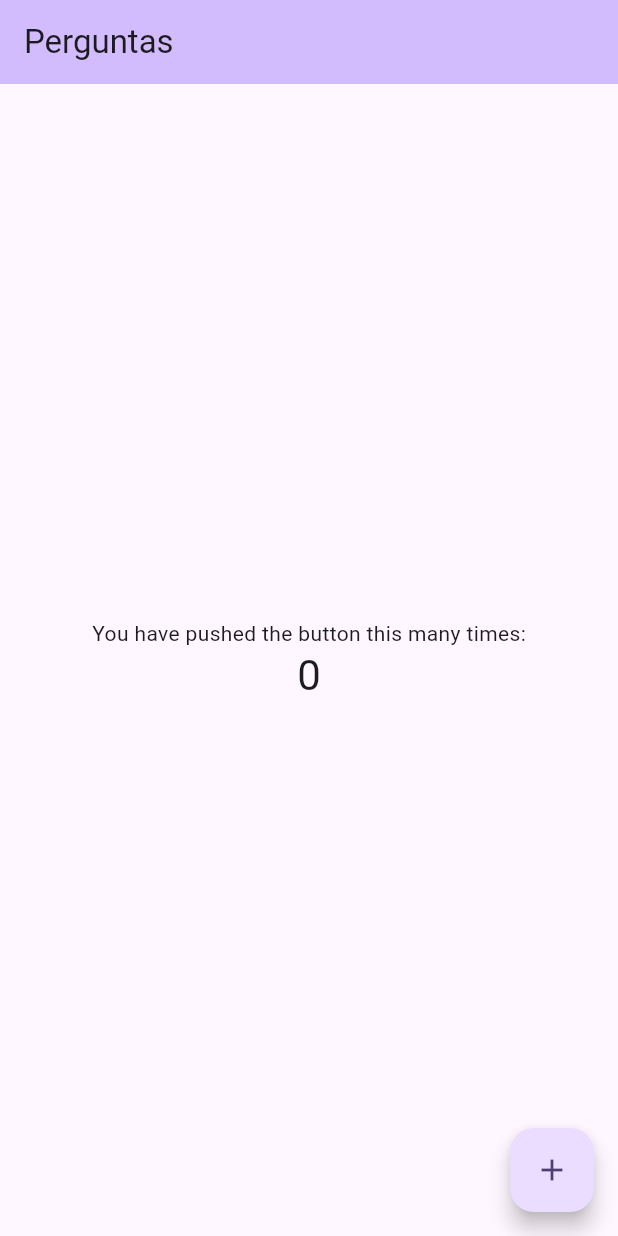
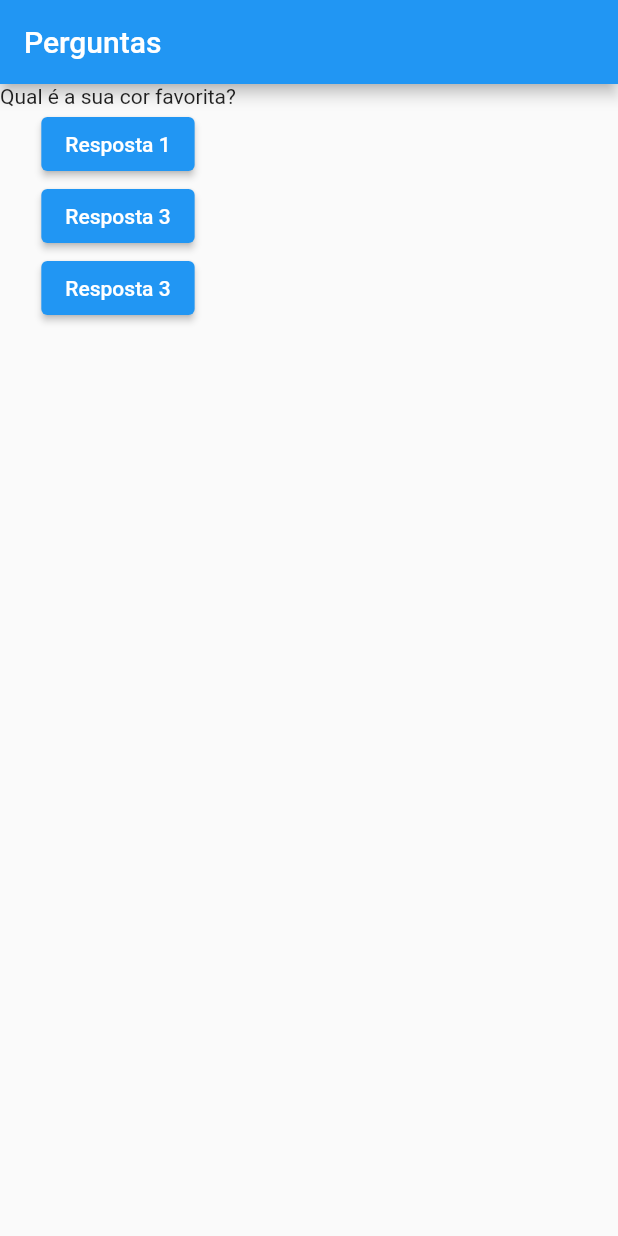
Before and after one commit to jhonatancassante/questionario_flutter, a Flutter app: the screen it shows after launch, on a phone screen of 412 x 824 dp. Run offline on Flutter 3.47's test engine with Material 2 defaults, Android fonts, the light colour scheme and no system bars.

Commit message:
Primeira aula

```diff
--- a/lib/main.dart
+++ b/lib/main.dart
@@ -1,68 +1,43 @@
 import 'package:flutter/material.dart';
 
-void main() {
-  runApp(const MyApp());
-}
+main() => runApp(const PerguntaApp());
 
-class MyApp extends StatelessWidget {
-  const MyApp({super.key});
-  @override
-  Widget build(BuildContext context) {
-    return MaterialApp(
-      title: 'Flutter Demo',
-      theme: ThemeData(
-        colorScheme: ColorScheme.fromSeed(seedColor: Colors.deepPurple),
-        useMaterial3: true,
-      ),
-      home: const MyHomePage(title: 'Perguntas'),
-    );
-  }
-}
+class PerguntaApp extends StatelessWidget {
+  const PerguntaApp({super.key});
 
-class MyHomePage extends StatefulWidget {
-  const MyHomePage({super.key, required this.title});
-
-  final String title;
-
-  @override
-  State<MyHomePage> createState() => _MyHomePageState();
-}
-
-class _MyHomePageState extends State<MyHomePage> {
-  int _counter = 0;
-
-  void _incrementCounter() {
-    setState(() {
-      _counter++;
-    });
+  void responder() {
+    print('Pergunta respondida!');
   }
 
   @override
   Widget build(BuildContext context) {
-    return Scaffold(
+    final List<String> perguntas = [
+      'Qual é a sua cor favorita?',
+      'Qual é o seu animal favorito?'
+    ];
+
+    return MaterialApp(
+      home: Scaffold(
           appBar: AppBar(
-        backgroundColor: Theme.of(context).colorScheme.inversePrimary,
-        title: Text(widget.title),
+            title: const Text("Perguntas"),
           ),
-      body: Center(
-        child: Column(
-          mainAxisAlignment: MainAxisAlignment.center,
+          body: Column(
             children: <Widget>[
-            const Text(
-              'You have pushed the button this many times:',
+              Text(perguntas[0]),
+              ElevatedButton(
+                onPressed: responder,
+                child: const Text('Resposta 1'),
               ),
-            Text(
-              '$_counter',
-              style: Theme.of(context).textTheme.headlineMedium,
+              ElevatedButton(
+                onPressed: responder,
+                child: const Text('Resposta 3'),
+              ),
+              ElevatedButton(
+                onPressed: responder,
+                child: const Text('Resposta 3'),
               ),
             ],
-        ),
-      ),
-      floatingActionButton: FloatingActionButton(
-        onPressed: _incrementCounter,
-        tooltip: 'Increment',
-        child: const Icon(Icons.add),
-      ), // This trailing comma makes auto-formatting nicer for build methods.
+          )),
     );
   }
 }
```
Lines whose indentation alone changed are shown as unchanged.
